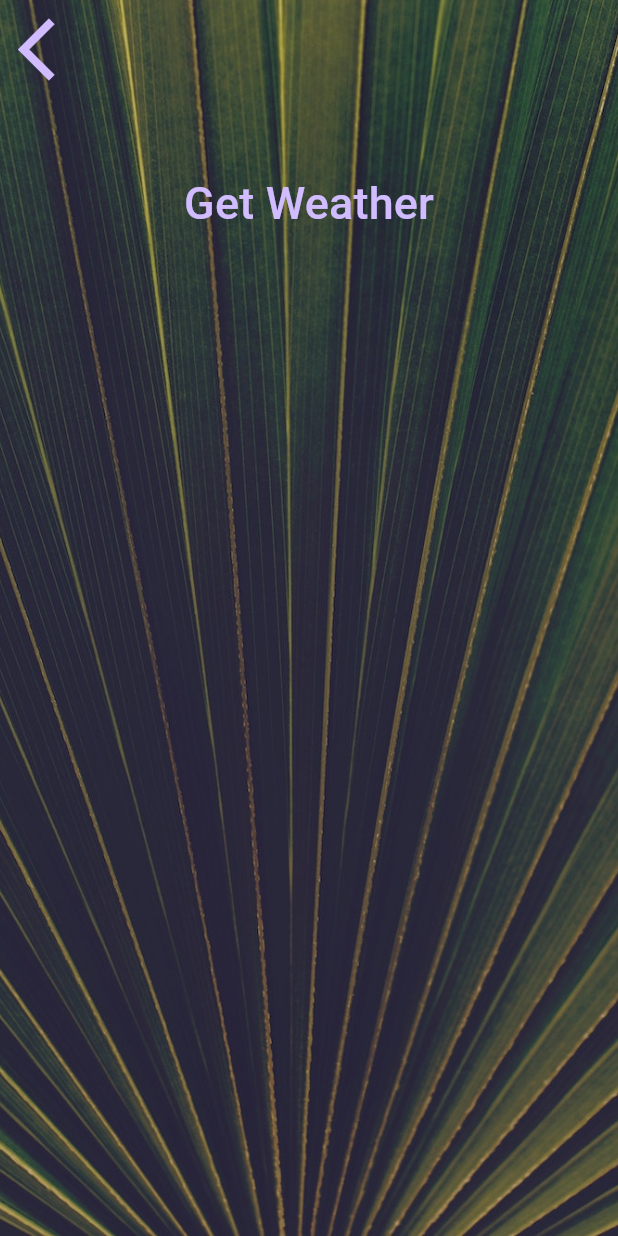
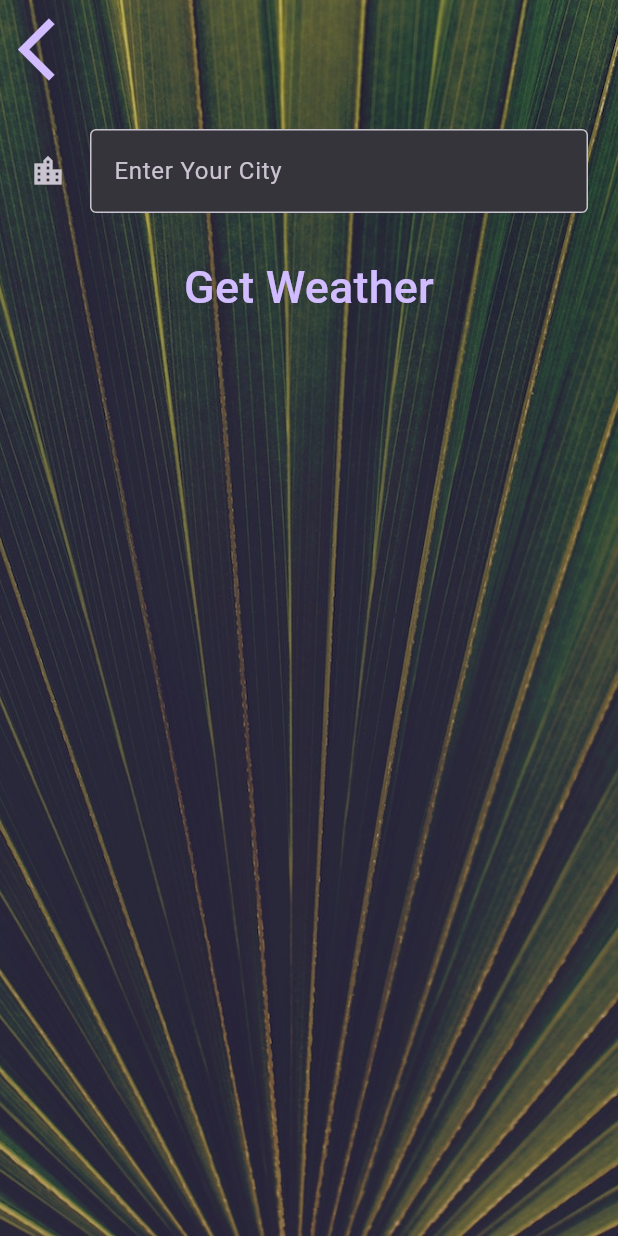
Before and after one commit to leke15/clima, a Flutter app: the CityScreen screen opened directly, on a phone screen of 412 x 824 dp. Run offline on Flutter 3.47's test engine with Material 3 defaults, Android fonts, the phone set to English and light mode, and no system bars; our stand-ins replace flutter_spinkit, geolocator; Roboto replaces fonts that are missing (Spartan MB).

Commit message:
Added a text field and setup initial value tracking with onChanged

```diff
--- a/lib/screens/city_screen.dart
+++ b/lib/screens/city_screen.dart
@@ -33,7 +33,17 @@ class _CityScreenState extends State<CityScreen> {
               ),
               Container(
                 padding: EdgeInsets.all(20.0),
-                child: null,
+                child: TextField(
+                  decoration: InputDecoration(
+                    filled: true,
+                    icon: Icon(Icons.location_city),
+                    border: OutlineInputBorder(),
+                    hintText: "Enter Your City",
+                  ),
+                  onChanged: (value) {
+                    print(value);
+                  },
+                ),
               ),
               TextButton(
                 onPressed: () {},
```
